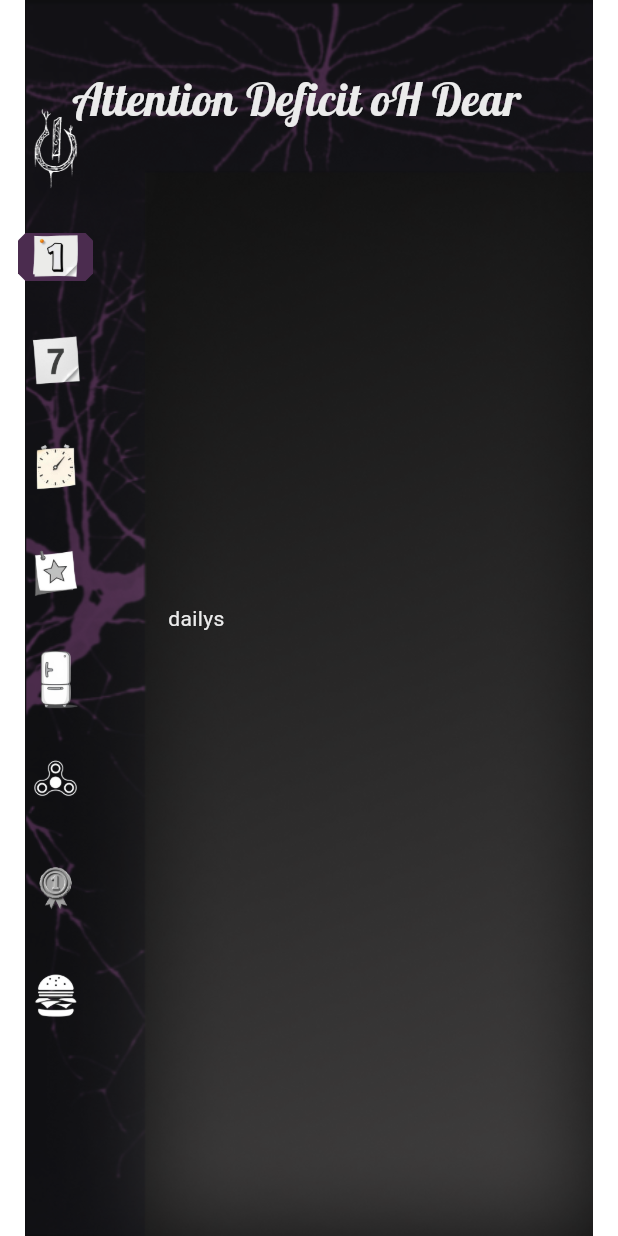
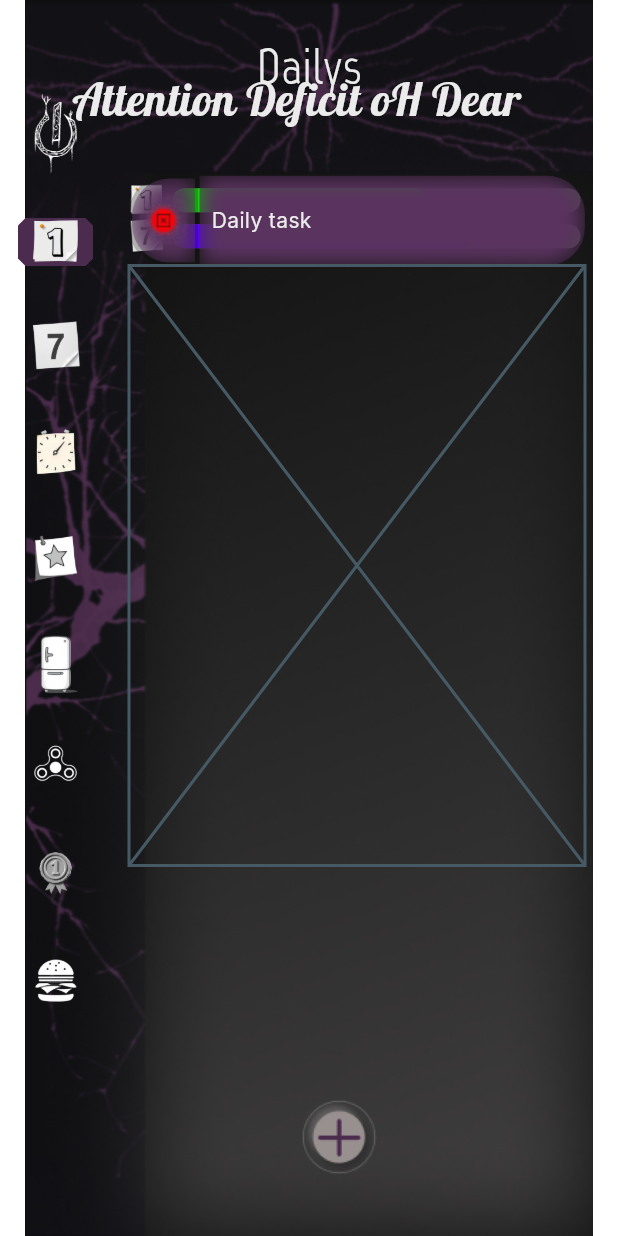
Before and after one commit to Gracelium64/adhd_0_1, a Flutter app: the screen it shows after launch, on a phone screen of 412 x 824 dp. Run offline on Flutter 3.47's test engine with Material 3 defaults, Android fonts, the light colour scheme and no system bars.

Commit message:
daily task widget dailys page placement (see os_build.dart for android/iPhone versions)

```diff
--- a/lib/src/app.dart
+++ b/lib/src/app.dart
@@ -9,6 +9,7 @@ class App extends StatelessWidget {
     return const MaterialApp(
       debugShowCheckedModeBanner: false,
       home: MainScreen(),
+      // home: Bla(),
     );
   }
 }
--- /dev/null
+++ b/lib/src/bla.dart
@@ -0,0 +1,76 @@
+import 'package:flutter/material.dart';
+
+class Bla extends StatefulWidget {
+  const Bla({super.key});
+
+  @override
+  State<Bla> createState() => _BlaState();
+}
+
+class _BlaState extends State<Bla> {
+  double sliderValue = 0;
+  bool showSlider = false;
+  double boxSize = 48;
+
+  @override
+  Widget build(BuildContext context) {
+    return Scaffold(
+      appBar: AppBar(
+        backgroundColor: Colors.orange,
+        title: Align(
+          alignment: Alignment.center,
+          child: Text('Steckbrief Berlin'),
+        ),
+      ),
+      body: Padding(
+        padding: const EdgeInsets.all(8.0),
+        child: Column(
+          mainAxisAlignment: MainAxisAlignment.center,
+          children: [
+            Row(
+              mainAxisAlignment: MainAxisAlignment.spaceBetween,
+              children: [Text('Name'), Text('Berlin')],
+            ),
+            Row(
+              mainAxisAlignment: MainAxisAlignment.spaceBetween,
+              children: [Text('Einwohner'), Text('Viel zu viele')],
+            ),
+            Row(
+              mainAxisAlignment: MainAxisAlignment.spaceBetween,
+              children: [
+                Text('Sehenswürdigkeiten'),
+                Text('App Akademie, Berghain'),
+              ],
+            ),
+            SizedBox(height: 50),
+            FilledButton(
+              onPressed: () {
+                setState(() {
+                  showSlider = !showSlider;
+                  if (boxSize == 48) {
+                    boxSize = 0;
+                  } else if (boxSize == 0) {
+                    boxSize = 48;
+                  }
+                });
+              },
+
+              child: Text('Stadt Bewerten'),
+            ),
+
+            SizedBox(height: boxSize),
+            if (showSlider)
+              Slider(
+                value: sliderValue,
+                onChanged: (newValue) {
+                  setState(() {
+                    sliderValue = newValue;
+                  });
+                },
+              ),
+          ],
+        ),
+      ),
+    );
+  }
+}
--- /dev/null
+++ b/lib/src/common/add_task_button.dart
@@ -0,0 +1,14 @@
+import 'package:flutter/material.dart';
+
+class AddTaskButton extends StatelessWidget {
+  const AddTaskButton({super.key});
+
+  @override
+  Widget build(BuildContext context) {
+    return SizedBox(
+      width: 52,
+      height: 52,
+      child: Image.asset('assets/img/buttons/add_task_button.png'),
+    );
+  }
+}
--- a/lib/src/common/app_bg.dart
+++ b/lib/src/common/app_bg.dart
@@ -1,3 +1,5 @@
+import 'package:adhd_0_1/src/common/progress_bar_daily.dart';
+import 'package:adhd_0_1/src/common/progress_bar_weekly.dart';
 import 'package:adhd_0_1/src/common/skin.dart';
 import 'package:adhd_0_1/src/theme/palette.dart';
 import 'package:flutter/material.dart';
@@ -28,6 +30,16 @@ class AppBg extends StatelessWidget {
             ),
           ),
         ),
+        Padding(
+          padding: const EdgeInsets.fromLTRB(80, 116, 0, 0),
+          child: ProgressBarDaily(progressBarStatus: 170),
+          // 0 - 272
+        ),
+        Padding(
+          padding: const EdgeInsets.fromLTRB(80, 140, 0, 0),
+          child: ProgressBarWeekly(progressBarStatus: 200),
+          // 0 - 272
+        ),
       ],
     );
   }
--- /dev/null
+++ b/lib/src/common/os_build.dart
@@ -0,0 +1,5 @@
+// double leftBuild = 4; // Android
+// double topBuild = 10; // Android
+
+double leftBuild = 0; // iPhone
+double topBuild = 0; // iPhone
--- /dev/null
+++ b/lib/src/common/progress_bar_daily.dart
@@ -0,0 +1,42 @@
+import 'package:adhd_0_1/src/theme/palette.dart';
+import 'package:flutter/material.dart';
+
+class ProgressBarDaily extends StatelessWidget {
+  final double progressBarStatus;
+  // 0 - 272
+
+  const ProgressBarDaily({super.key, required this.progressBarStatus});
+
+  @override
+  Widget build(BuildContext context) {
+    return Row(
+      children: [
+        Image.asset(height: 35, width: 35, 'assets/img/sidebar/daily.png'),
+        Stack(
+          children: [
+            Container(
+              width: 272,
+              height: 16,
+              decoration: ShapeDecoration(
+                color: Palette.peasantGrey2,
+                shape: RoundedRectangleBorder(
+                  borderRadius: BorderRadius.circular(34),
+                ),
+              ),
+            ),
+            Container(
+              width: progressBarStatus,
+              height: 16,
+              decoration: ShapeDecoration(
+                color: Palette.neonGreen,
+                shape: RoundedRectangleBorder(
+                  borderRadius: BorderRadius.circular(34),
+                ),
+              ),
+            ),
+          ],
+        ),
+      ],
+    );
+  }
+}
--- /dev/null
+++ b/lib/src/common/progress_bar_weekly.dart
@@ -0,0 +1,42 @@
+import 'package:adhd_0_1/src/theme/palette.dart';
+import 'package:flutter/material.dart';
+
+class ProgressBarWeekly extends StatelessWidget {
+  final double progressBarStatus;
+  // 0 - 272
+
+  const ProgressBarWeekly({super.key, required this.progressBarStatus});
+
+  @override
+  Widget build(BuildContext context) {
+    return Row(
+      children: [
+        Image.asset(height: 35, width: 35, 'assets/img/sidebar/week.png'),
+        Stack(
+          children: [
+            Container(
+              width: 272,
+              height: 16,
+              decoration: ShapeDecoration(
+                color: Palette.peasantGrey2,
+                shape: RoundedRectangleBorder(
+                  borderRadius: BorderRadius.circular(34),
+                ),
+              ),
+            ),
+            Container(
+              width: progressBarStatus,
+              height: 16,
+              decoration: ShapeDecoration(
+                color: Palette.neonPurple,
+                shape: RoundedRectangleBorder(
+                  borderRadius: BorderRadius.circular(34),
+                ),
+              ),
+            ),
+          ],
+        ),
+      ],
+    );
+  }
+}
--- a/lib/src/common/screens/dailys.dart
+++ /dev/null
@@ -1,13 +0,0 @@
-import 'package:adhd_0_1/src/theme/palette.dart';
-import 'package:flutter/material.dart';
-
-class Dailys extends StatelessWidget {
-  const Dailys({super.key});
-
-  @override
-  Widget build(BuildContext context) {
-    return Center(
-      child: Text('dailys', style: TextStyle(color: Palette.basicBitchWhite)),
-    );
-  }
-}
--- /dev/null
+++ b/lib/src/common/sub_title.dart
@@ -0,0 +1,24 @@
+import 'package:adhd_0_1/src/theme/palette.dart';
+import 'package:flutter/material.dart';
+
+class SubTitle extends StatelessWidget {
+  final String sub;
+
+  const SubTitle({super.key, required this.sub});
+
+  @override
+  Widget build(BuildContext context) {
+    return Padding(
+      padding: const EdgeInsets.fromLTRB(0, 20, 40, 0),
+      child: Text(
+        sub,
+        style: TextStyle(
+          color: Palette.basicBitchWhite,
+          fontFamily: 'Marvel',
+          fontSize: 34,
+          fontWeight: FontWeight.w400,
+        ),
+      ),
+    );
+  }
+}
--- /dev/null
+++ b/lib/src/features/dailys/presentation/daily_task_widget.dart
@@ -0,0 +1,95 @@
+import 'package:adhd_0_1/src/theme/palette.dart';
+import 'package:flutter/material.dart';
+
+class DailyTaskWidget extends StatefulWidget {
+  const DailyTaskWidget({super.key});
+
+  @override
+  State<DailyTaskWidget> createState() => _DailyTaskWidgetState();
+}
+
+class _DailyTaskWidgetState extends State<DailyTaskWidget> {
+  bool goodGirl = false;
+  double spreadEm = -2;
+  String taskStatus = 'assets/img/buttons/task_not_done.png';
+
+  @override
+  Widget build(BuildContext context) {
+    return Row(
+      children: [
+        GestureDetector(
+          onTap: () {
+            setState(() {
+              goodGirl = !goodGirl;
+              if (!goodGirl) {
+                spreadEm = -2;
+                taskStatus = 'assets/img/buttons/task_not_done.png';
+              } else if (goodGirl) {
+                spreadEm = -0.1;
+                taskStatus = 'assets/img/buttons/task_done.png';
+              }
+            });
+          },
+          child: Container(
+            width: 46,
+            height: 60,
+            decoration: ShapeDecoration(
+              shadows: [
+                BoxShadow(color: Palette.boxShadow1),
+                BoxShadow(
+                  color: Palette.monarchPurple2,
+                  blurRadius: 11.8,
+                  spreadRadius: spreadEm,
+                  blurStyle: BlurStyle.inner,
+                ),
+              ],
+
+              shape: RoundedRectangleBorder(
+                borderRadius: BorderRadius.only(
+                  topLeft: Radius.circular(25),
+                  bottomLeft: Radius.circular(25),
+                ),
+              ),
+            ),
+            child: Image.asset(taskStatus),
+          ),
+        ),
+        SizedBox(width: 1),
+        Container(
+          width: 257,
+          height: 60,
+          decoration: ShapeDecoration(
+            shadows: [
+              BoxShadow(color: Palette.boxShadow1),
+              BoxShadow(
+                color: Palette.monarchPurple2,
+                blurRadius: 11.8,
+                spreadRadius: -0.1,
+                blurStyle: BlurStyle.inner,
+              ),
+            ],
+            // color: const Color(0xFF64396A),
+            shape: RoundedRectangleBorder(
+              borderRadius: BorderRadius.only(
+                topRight: Radius.circular(25),
+                bottomRight: Radius.circular(25),
+              ),
+            ),
+          ),
+          child: Row(
+            children: [
+              SizedBox(width: 8),
+              Text(
+                'Daily task',
+                style: TextStyle(
+                  fontFamily: 'Inter',
+                  color: Palette.basicBitchWhite,
+                ),
+              ),
+            ],
+          ),
+        ),
+      ],
+    );
+  }
+}
--- /dev/null
+++ b/lib/src/features/dailys/presentation/dailys.dart
@@ -0,0 +1,41 @@
+import 'package:adhd_0_1/src/common/add_task_button.dart';
+import 'package:adhd_0_1/src/common/os_build.dart';
+import 'package:adhd_0_1/src/common/sub_title.dart';
+import 'package:adhd_0_1/src/features/dailys/presentation/daily_task_widget.dart';
+import 'package:flutter/material.dart';
+
+class Dailys extends StatelessWidget {
+  const Dailys({super.key});
+
+  @override
+  Widget build(BuildContext context) {
+    return Padding(
+      padding: EdgeInsets.fromLTRB(leftBuild, topBuild, 0, 0),
+
+      child: Scaffold(
+        backgroundColor: Colors.transparent,
+        body: Column(
+          children: [
+            SubTitle(sub: 'Dailys'),
+
+            Expanded(
+              child: Padding(
+                padding: const EdgeInsets.fromLTRB(24, 48, 0, 0),
+                child: SingleChildScrollView(
+                  scrollDirection: Axis.vertical,
+                  child: SizedBox(
+                    height: 548,
+                    width: 304,
+                    child: Column(children: [DailyTaskWidget(), Placeholder()]),
+                  ),
+                ),
+              ),
+            ),
+            GestureDetector(onTap: () {}, child: AddTaskButton()),
+            SizedBox(height: 40),
+          ],
+        ),
+      ),
+    );
+  }
+}
--- a/lib/src/main_screen.dart
+++ b/lib/src/main_screen.dart
@@ -1,5 +1,5 @@
 import 'package:adhd_0_1/src/common/app_bg.dart';
-import 'package:adhd_0_1/src/common/screens/dailys.dart';
+import 'package:adhd_0_1/src/features/dailys/presentation/dailys.dart';
 import 'package:adhd_0_1/src/common/screens/deadlineys.dart';
 import 'package:adhd_0_1/src/common/screens/fidget.dart';
 import 'package:adhd_0_1/src/common/screens/fridge_lock.dart';
@@ -50,7 +50,7 @@ class _MainScreenState extends State<MainScreen> {
 
                     height: double.infinity,
                     child: NavigationRail(
-                      leading: SizedBox(height: 50),
+                      leading: SizedBox(height: 40),
                       selectedIndex: _pageIndex,
                       indicatorColor: Palette.highlight,
 
@@ -117,11 +117,7 @@ class _MainScreenState extends State<MainScreen> {
                   ),
                 ),
 
-                Padding(
-                  padding: const EdgeInsets.only(left: 50),
-                  child: Center(child: pages[_pageIndex]),
-                ),
-
+                Expanded(child: Center(child: pages[_pageIndex])),
               ],
             ),
           ),
--- a/lib/src/theme/palette.dart
+++ b/lib/src/theme/palette.dart
@@ -20,6 +20,8 @@ abstract class Palette {
   static final Color neonLightBlue = const Color.fromARGB(255, 0, 255, 250);
   static final Color neonRed = const Color.fromARGB(255, 255, 0, 5);
   static final Color highlight = const Color.fromARGB(255, 75, 44, 79);
+  static final Color boxShadow1 = const Color.fromARGB(63, 17, 17, 17);
+  static final Color boxShadow2 = const Color.fromARGB(51, 238, 238, 238);
 
   static final Color random = Color(Random().nextInt(0xffffff) | 0xff000000);
 }
--- a/pubspec.yaml
+++ b/pubspec.yaml
@@ -23,6 +23,7 @@ flutter:
     - assets/img/sidebar/
     - assets/img/app_bg/png/
     - assets/img/app_bg/svg/
+    - assets/img/buttons/
   fonts:
     - family: Inter
       fonts:
```
Also changed, not shown: lib/main.dart (+12 -0 lines), assets/img/buttons/add_task_button.png (added), assets/img/buttons/task_done.png (added), assets/img/buttons/task_not_done.png (added).
